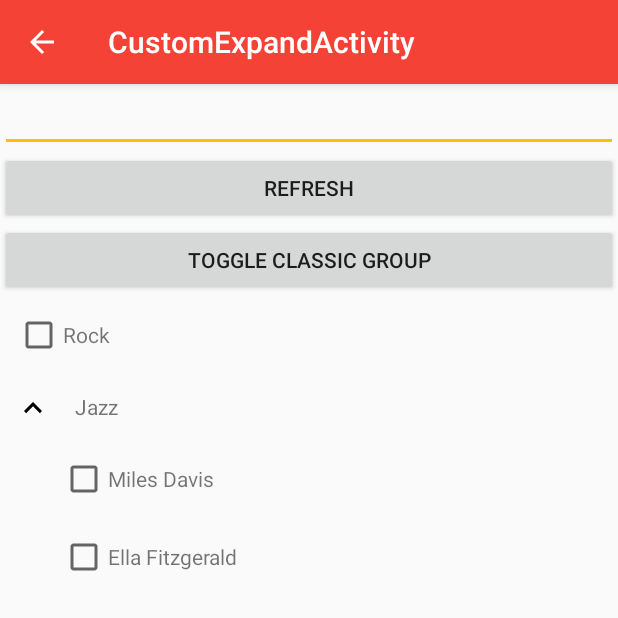
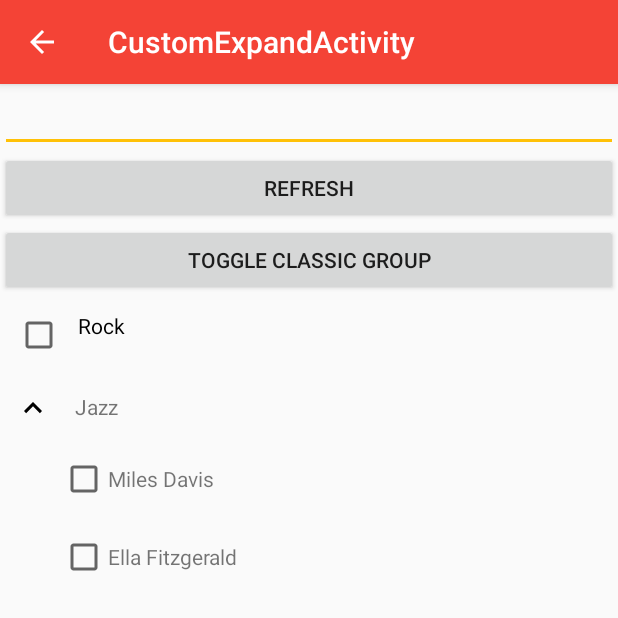
Before and after one commit to mistrydarshan99/expandable-recycler-view, an Android app: the CustomExpandActivity screen opened directly, with no data from a screen before it, on a phone screen of 412 x 824 dp, the top half of it. Run offline under Robolectric (Android 15) with nearby library versions, the phone set to English and light mode, and no system bars.

Commit message:
click bug fix

```diff
--- a/sample/src/main/java/com/thoughtbot/expandablerecyclerview/sample/custom/ParentViewHolder.java
+++ b/sample/src/main/java/com/thoughtbot/expandablerecyclerview/sample/custom/ParentViewHolder.java
@@ -4,6 +4,7 @@ import android.animation.ObjectAnimator;
 import android.view.View;
 import android.widget.CheckBox;
 import android.widget.ImageView;
+import android.widget.LinearLayout;
 import android.widget.TextView;
 import com.thoughtbot.expandablerecyclerview.models.ExpandableGroup;
 import com.thoughtbot.expandablerecyclerview.sample.Genre;
@@ -16,10 +17,12 @@ public class ParentViewHolder extends GroupViewHolder {
   private TextView tvItemName;
   private ImageView ivArrow;
   private CheckBox chkGroup;
+  private LinearLayout llSubLayout;
   private Genre genre1;
 
   public ParentViewHolder(View itemView) {
     super(itemView);
+    llSubLayout = (LinearLayout) itemView.findViewById(R.id.llSubLayout);
     tvItemName = (TextView) itemView.findViewById(R.id.tvItemName);
     ivArrow = (ImageView) itemView.findViewById(R.id.ivArrow);
     chkGroup = (CheckBox) itemView.findViewById(R.id.chkGroup);
@@ -29,15 +32,22 @@ public class ParentViewHolder extends GroupViewHolder {
       final OnClickGroupChildListner onClickGroupChildListner) {
     if (genre instanceof Genre) {
       this.genre1 = (Genre) genre;
-      tvItemName.setText(genre1.getTitle());
+
+
+
       if (genre1.isExpand()) {
         expandAnimation(genre1);
       } else {
         collapseAnimation(genre1);
       }
+
       if (genre1.isChildAvaiable()) {
+
         ivArrow.setVisibility(View.GONE);
         chkGroup.setVisibility(View.VISIBLE);
+        tvItemName.setVisibility(View.GONE);
+
+        chkGroup.setText(genre1.getTitle());
         chkGroup.setChecked(genre1.isCheck());
         chkGroup.setOnClickListener(new View.OnClickListener() {
           @Override public void onClick(View v) {
@@ -48,14 +58,17 @@ public class ParentViewHolder extends GroupViewHolder {
               chkGroup.setChecked(true);
               genre1.setCheck(true);
             }
-            if (onClickGroupChildListner != null){
-              onClickGroupChildListner.onClickGroupChildListner(genre1.getParentId(), -9999, genre1.isCheck());
+            if (onClickGroupChildListner != null) {
+              onClickGroupChildListner.onClickGroupChildListner(genre1.getParentId(), -9999,
+                  genre1.isCheck());
             }
           }
         });
       } else {
         chkGroup.setVisibility(View.GONE);
         ivArrow.setVisibility(View.VISIBLE);
+        tvItemName.setVisibility(View.VISIBLE);
+        tvItemName.setText(genre1.getTitle());
       }
     }
   }
--- a/sample/src/main/res/layout/group_layout.xml
+++ b/sample/src/main/res/layout/group_layout.xml
@@ -1,9 +1,17 @@
 <?xml version="1.0" encoding="utf-8"?>
 <LinearLayout xmlns:android="http://schemas.android.com/apk/res/android"
-    android:layout_width="wrap_content"
+    android:id="@+id/llMainLayout"
+    android:layout_width="match_parent"
     android:layout_height="wrap_content"
     android:orientation="horizontal"
     android:padding="10dp"
+    >
+
+  <LinearLayout
+      android:layout_width="match_parent"
+      android:layout_height="wrap_content"
+      android:orientation="horizontal"
+      android:id="@+id/llSubLayout"
       >
 
     <ImageView
@@ -17,18 +25,21 @@
 
     <CheckBox
         android:id="@+id/chkGroup"
+        android:layout_width="match_parent"
+        android:layout_height="wrap_content"
+        android:text=""
+        android:gravity="top"
+        android:paddingLeft="10dp"
         android:layout_gravity="center_vertical"
-      android:layout_width="wrap_content"
-      android:layout_height="wrap_content"
         />
 
     <TextView
         android:id="@+id/tvItemName"
-      android:layout_gravity="center_vertical"
         android:layout_width="wrap_content"
         android:layout_height="wrap_content"
+        android:layout_gravity="center_vertical"
         android:text="Demo"
         />
-
+  </LinearLayout>
 
 </LinearLayout>
```
Lines whose indentation alone changed are shown as unchanged.
